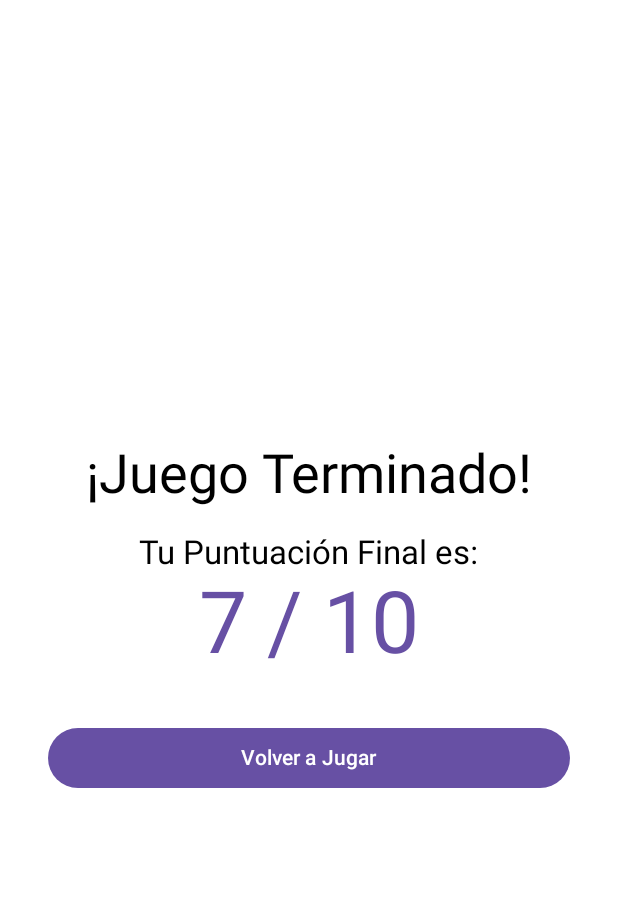
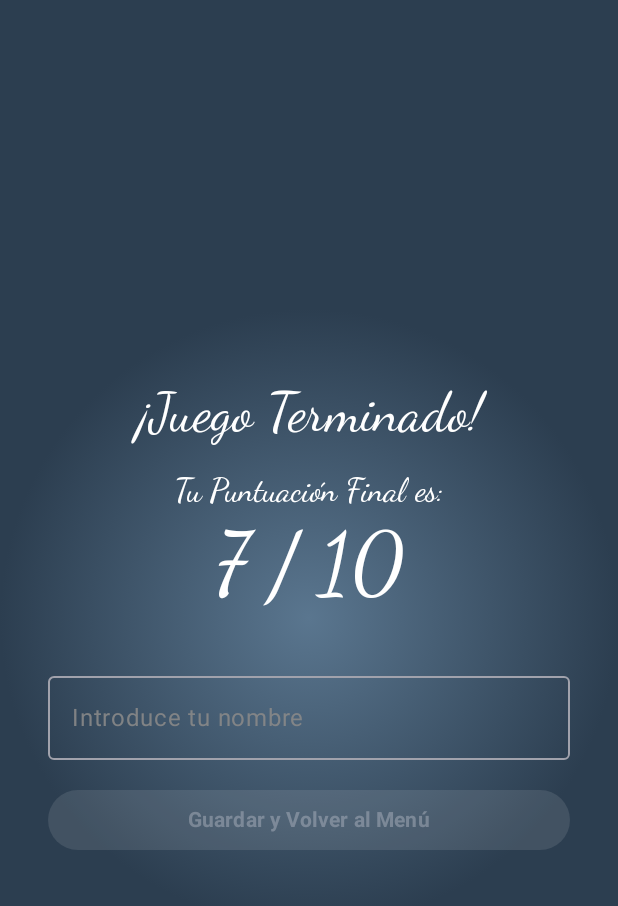
Before and after one commit to angelasdiaz/JuegosMoviles, an Android app built with Jetpack Compose: the @Preview function EndGameScreen_preview, on a phone screen of 412 x 824 dp. Shown: the top 906 px of the screen. Run offline under Robolectric (Android 15) with nearby library versions, the phone set to English and light mode, and no system bars.

Commit message:
Ranking y algunos errores corregidos

```diff
--- a/app/src/main/java/com/example/practica1/GameViewModel.kt
+++ b/app/src/main/java/com/example/practica1/GameViewModel.kt
@@ -13,6 +13,7 @@ import com.google.gson.reflect.TypeToken // Importacion de Gson
 import kotlinx.coroutines.Job
 import kotlinx.coroutines.delay
 import kotlinx.coroutines.flow.collectLatest
+import kotlinx.coroutines.flow.first
 import kotlinx.coroutines.launch
 import java.io.IOException
 
@@ -24,6 +25,11 @@ private data class JsonPregunta(
     val dificultad: Int,
     val audioResName: String? = null,
     val imageName: String? = null
+)
+
+data class ScoreEntry(
+    val nombre: String,
+    val puntuacion: Int
 )
 data class GameUiState(
     val preguntaActual: Pregunta = Pregunta(
@@ -40,7 +46,8 @@ data class GameUiState(
     val totalPreguntas: Int = 0,
     val seleccionBloqueada: Boolean = false,
     val tiempoRestante: Int = 120,
-    val volumen: Float = 0.5f
+    val volumen: Float = 0.5f,
+    val rankingList: List<ScoreEntry> = emptyList()
 )
 
 class GameViewModel(application: Application) : AndroidViewModel(application) {
@@ -48,6 +55,9 @@ class GameViewModel(application: Application) : AndroidViewModel(application) {
     private val dataStore = SettingsDataStore(application)
     private var mediaPlayer: MediaPlayer? = null
 
+    private val gson = Gson()
+    private val listType = object : TypeToken<List<ScoreEntry>>() {}.type
+    private val scoreListType = object : TypeToken<List<ScoreEntry>>() {}.type
     var uiState by mutableStateOf(GameUiState())
         private set
 
@@ -65,7 +75,16 @@ class GameViewModel(application: Application) : AndroidViewModel(application) {
             }
         }
 
-        resetGame()
+        viewModelScope.launch {
+            dataStore.rankingFlow.collectLatest { rankingJson ->
+                try {
+                    val scores: List<ScoreEntry> = gson.fromJson(rankingJson, scoreListType)
+                    uiState = uiState.copy(rankingList = scores.sortedByDescending { it.puntuacion })
+                } catch (e: Exception) {
+                    uiState = uiState.copy(rankingList = emptyList())
+                }
+            }
+        }
     }
 
     private fun cargarPreguntasDesdeJson(): List<Pregunta> {
@@ -105,6 +124,25 @@ class GameViewModel(application: Application) : AndroidViewModel(application) {
         iniciarCronometro()
     }
 
+    fun addScore(nombre: String, puntuacion: Int) {
+        viewModelScope.launch {
+
+            val currentRankingJson = dataStore.rankingFlow.first()
+            val currentRanking: MutableList<ScoreEntry> = try {
+                gson.fromJson(currentRankingJson, listType) ?: mutableListOf()
+            } catch (e: Exception) {
+                mutableListOf()
+            }
+
+            currentRanking.add(ScoreEntry(nombre = nombre, puntuacion = puntuacion))
+
+            val sortedRanking = currentRanking.sortedByDescending { it.puntuacion }.take(10)
+
+            val newRankingJson = gson.toJson(sortedRanking)
+
+            dataStore.saveRanking(newRankingJson)
+        }
+    }
     fun setVolume(value: Float) {
         uiState = uiState.copy(volumen = value)
         mediaPlayer?.setVolume(value, value)
--- a/app/src/main/java/com/example/practica1/MainActivity.kt
+++ b/app/src/main/java/com/example/practica1/MainActivity.kt
@@ -16,6 +16,8 @@ import androidx.lifecycle.lifecycleScope
 import com.example.practica1.data.SettingsDataStore
 import kotlinx.coroutines.launch
 import kotlinx.coroutines.flow.collectLatest
+import androidx.lifecycle.viewmodel.compose.viewModel
+import com.example.practica1.GameViewModel
 
 class MainActivity : ComponentActivity() {
     private lateinit var settingsDataStore: SettingsDataStore
@@ -56,6 +58,7 @@ fun App(
     isDarkTheme: Boolean,
     onThemeChange: (Boolean) -> Unit
 ) {
+    val gameViewModel: GameViewModel = viewModel()
     val navController = rememberNavController()
     val currentBackStack by navController.currentBackStackEntryAsState()
     val currentDestination = currentBackStack?.destination
@@ -76,6 +79,7 @@ fun App(
             navController = navController,
             isDarkTheme = isDarkTheme,
             onThemeChange = onThemeChange,
+            gameViewModel = gameViewModel,
             modifier = Modifier.padding(innerPadding)
         )
     }
--- a/app/src/main/java/com/example/practica1/data/SettingsDataStore.kt
+++ b/app/src/main/java/com/example/practica1/data/SettingsDataStore.kt
@@ -4,6 +4,7 @@ import android.content.Context
 import androidx.datastore.preferences.core.booleanPreferencesKey
 import androidx.datastore.preferences.core.floatPreferencesKey
 import androidx.datastore.preferences.core.edit
+import androidx.datastore.preferences.core.stringPreferencesKey
 import androidx.datastore.preferences.preferencesDataStore
 import kotlinx.coroutines.flow.Flow
 import kotlinx.coroutines.flow.map
@@ -15,6 +16,8 @@ class SettingsDataStore(private val context: Context) {
     companion object {
         val THEME_KEY = booleanPreferencesKey("dark_theme")
         val VOLUME_KEY = floatPreferencesKey("volume")
+
+        val RANKING_KEY = stringPreferencesKey("ranking_list")
     }
 
     // Guardar tema
@@ -31,6 +34,12 @@ class SettingsDataStore(private val context: Context) {
         }
     }
 
+    suspend fun saveRanking(rankingJson: String) {
+        context.dataStore.edit { prefs ->
+            prefs[RANKING_KEY] = rankingJson
+        }
+    }
+
     // Leer tema
     val themeFlow: Flow<Boolean> = context.dataStore.data.map { prefs ->
         prefs[THEME_KEY] ?: false
@@ -40,4 +49,8 @@ class SettingsDataStore(private val context: Context) {
     val volumeFlow: Flow<Float> = context.dataStore.data.map { prefs ->
         prefs[VOLUME_KEY] ?: 0.5f
     }
+
+    val rankingFlow: Flow<String> = context.dataStore.data.map { prefs ->
+        prefs[RANKING_KEY] ?: "[]"
+    }
 }
--- a/app/src/main/java/com/example/practica1/ui/pages/EndGameScreen.kt
+++ b/app/src/main/java/com/example/practica1/ui/pages/EndGameScreen.kt
@@ -1,75 +1,141 @@
-// EndGameScreen.kt (Reemplazado)
 package com.example.practica1.ui.pages
 
+import android.app.Application
+import androidx.compose.foundation.background
 import androidx.compose.foundation.layout.*
 import androidx.compose.material3.*
 import androidx.compose.runtime.Composable
+import androidx.compose.runtime.getValue
+import androidx.compose.runtime.mutableStateOf
+import androidx.compose.runtime.saveable.rememberSaveable
+import androidx.compose.runtime.setValue
 import androidx.compose.ui.Alignment
 import androidx.compose.ui.Modifier
+import androidx.compose.ui.graphics.Brush
+import androidx.compose.ui.graphics.Color
+import androidx.compose.ui.platform.LocalContext
+import androidx.compose.ui.text.font.FontFamily
+import androidx.compose.ui.text.font.FontWeight
 import androidx.compose.ui.tooling.preview.Preview
 import androidx.compose.ui.unit.dp
+import androidx.lifecycle.ViewModel
+import androidx.lifecycle.ViewModelProvider
 import androidx.lifecycle.viewmodel.compose.viewModel
 import com.example.practica1.GameViewModel
 import com.example.practica1.MainMenu
 import androidx.navigation.NavController
+import com.example.practica1.ui.theme.Practica1Theme
+import androidx.compose.ui.text.TextStyle
 
 // Pantalla de fin del juego
-
 @Composable
 fun EndGameScreen(
     navController: NavController,
     // Recibe los datos de la navegación
     puntuacion: Int,
     totalPreguntas: Int,
-    gameViewModel: GameViewModel = viewModel()
+    gameViewModel: GameViewModel // Recibido como parámetro, ¡correcto!
 ) {
+    val radialGradientBrush = Brush.radialGradient(
+        colors = listOf(
+            Color(0xFF5A768F),
+            Color(0xFF2C3E50)
+        )
+    )
+
+    // Variable para guardar el nombre del TextField
+    var nombre by rememberSaveable { mutableStateOf("") }
+    // Variable para controlar si el botón está habilitado
+    val isButtonEnabled = nombre.isNotBlank()
+
     Column(
         modifier = Modifier
             .fillMaxSize()
+            .background(radialGradientBrush)
             .padding(32.dp),
         horizontalAlignment = Alignment.CenterHorizontally,
         verticalArrangement = Arrangement.Center
     ) {
         Text(
             text = "¡Juego Terminado!",
-            style = MaterialTheme.typography.displaySmall
+            style = MaterialTheme.typography.displaySmall,
+            fontFamily = FontFamily.Cursive,
+            color = Color.White
         )
         Spacer(modifier = Modifier.height(16.dp))
         Text(
             text = "Tu Puntuación Final es:",
-            style = MaterialTheme.typography.titleLarge
+            style = MaterialTheme.typography.titleLarge,
+            fontFamily = FontFamily.Cursive,
+            color = Color.White
         )
         Text(
             text = "$puntuacion / $totalPreguntas",
             style = MaterialTheme.typography.displayLarge,
-            color = MaterialTheme.colorScheme.primary
+            fontFamily = FontFamily.Cursive,
+            color = Color.White
         )
         Spacer(modifier = Modifier.height(32.dp))
+
+        // --- CAMPO DE TEXTO PARA EL NOMBRE ---
+        OutlinedTextField(
+            value = nombre,
+            onValueChange = { nombre = it },
+            label = { Text("Introduce tu nombre", color = Color.Gray.copy(alpha = 0.9f)) }, // Color claro para el label
+            singleLine = true,
+            textStyle = TextStyle(color = Color.White), // <-- FORZAMOS EL TEXTO A BLANCO
+            // Se ha eliminado el parámetro 'colors' que daba error
+            modifier = Modifier.fillMaxWidth()
+        )
+        Spacer(modifier = Modifier.height(16.dp))
+
+        // --- BOTÓN ACTUALIZADO ---
         Button(
             onClick = {
-                // 1. Reinicia el juego en el ViewModel
+                // 1. Guardar la puntuación
+                gameViewModel.addScore(nombre, puntuacion)
+                // 2. Reinicia el juego en el ViewModel
                 gameViewModel.resetGame()
-                // 2. Navega al menú principal
+                // 3. Navega al menú principal
                 navController.navigate(MainMenu.route) {
-                    // Limpia el historial para que no se quede EndGame en el stack
                     popUpTo(MainMenu.route) { inclusive = true }
                 }
             },
-            modifier = Modifier.fillMaxWidth()
+            enabled = isButtonEnabled, // <-- LÓGICA DE HABILITACIÓN
+            modifier = Modifier.fillMaxWidth(),
+            colors = ButtonDefaults.buttonColors(
+                containerColor = Color(0xFF663399),
+                contentColor = Color.White
+            )
+
         ) {
-            Text("Volver a Jugar")
+            Text("Guardar y Volver al Menú", fontWeight = FontWeight.Bold)
         }
     }
 }
 
-// Preview de la pantalla final
+// --- FUNCIÓN DE PREVIEW CORREGIDA ---
 @Preview
 @Composable
 fun EndGameScreen_preview() {
-    // Ejemplo de cómo se vería la pantalla
-    EndGameScreen(
-        navController = androidx.navigation.compose.rememberNavController(),
-        puntuacion = 7,
-        totalPreguntas = 10
-    )
+    val context = LocalContext.current
+
+    // Creamos una Factory falsa que sabe cómo crear un GameViewModel
+    val fakeViewModelFactory = object : ViewModelProvider.Factory {
+        override fun <T : ViewModel> create(modelClass: Class<T>): T {
+            // Asegurarse de que el contexto es el de la aplicación
+            return GameViewModel(context.applicationContext as Application) as T
+        }
+    }
+
+    Practica1Theme(darkTheme = true) {
+        EndGameScreen(
+            navController = androidx.navigation.compose.rememberNavController(),
+            puntuacion = 7,
+            totalPreguntas = 10,
+            // Usamos la factory para crear el VM de forma segura en el Preview
+            gameViewModel = viewModel(factory = fakeViewModelFactory)
+        )
+    }
 }
+// --- FIN DE LA CORRECCIÓN ---
```
Also changed, not shown: app/src/main/java/com/example/practica1/Destinations.kt (+7 -1 lines), app/src/main/java/com/example/practica1/ui/components/NavHost.kt (+18 -4 lines), app/src/main/java/com/example/practica1/ui/pages/GameScreen.kt (+7 -2 lines), app/src/main/java/com/example/practica1/ui/pages/MainMenuScreen.kt (+38 -2 lines), app/src/main/java/com/example/practica1/ui/pages/RankingScreen.kt (added, +158 -0 lines).
